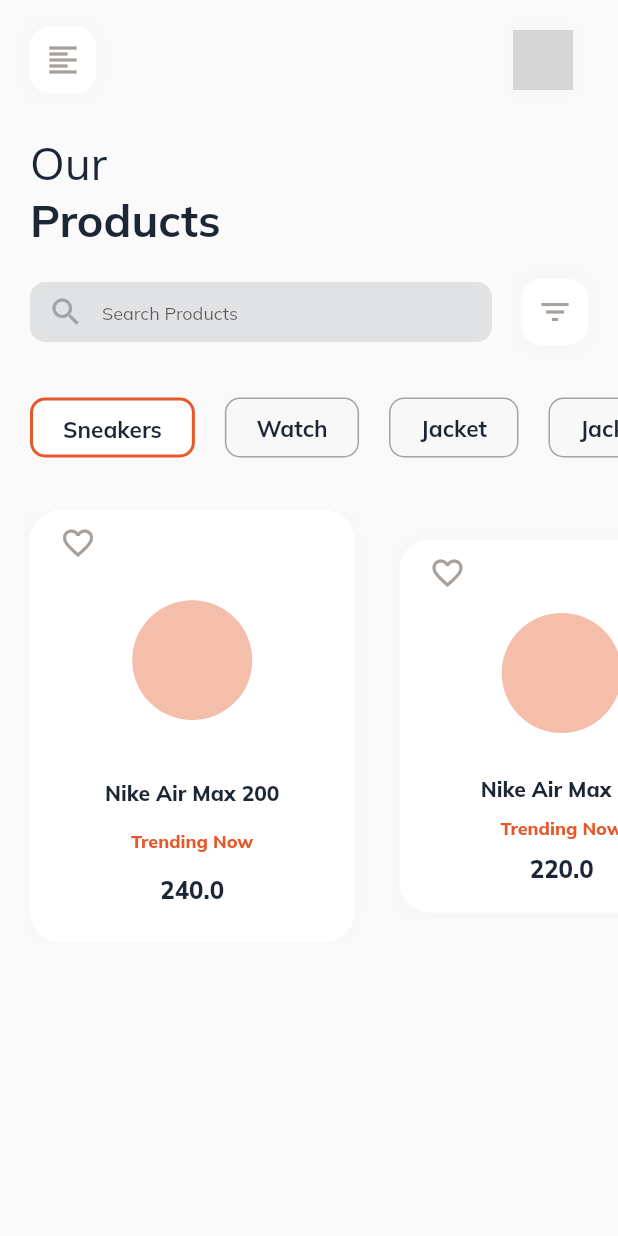
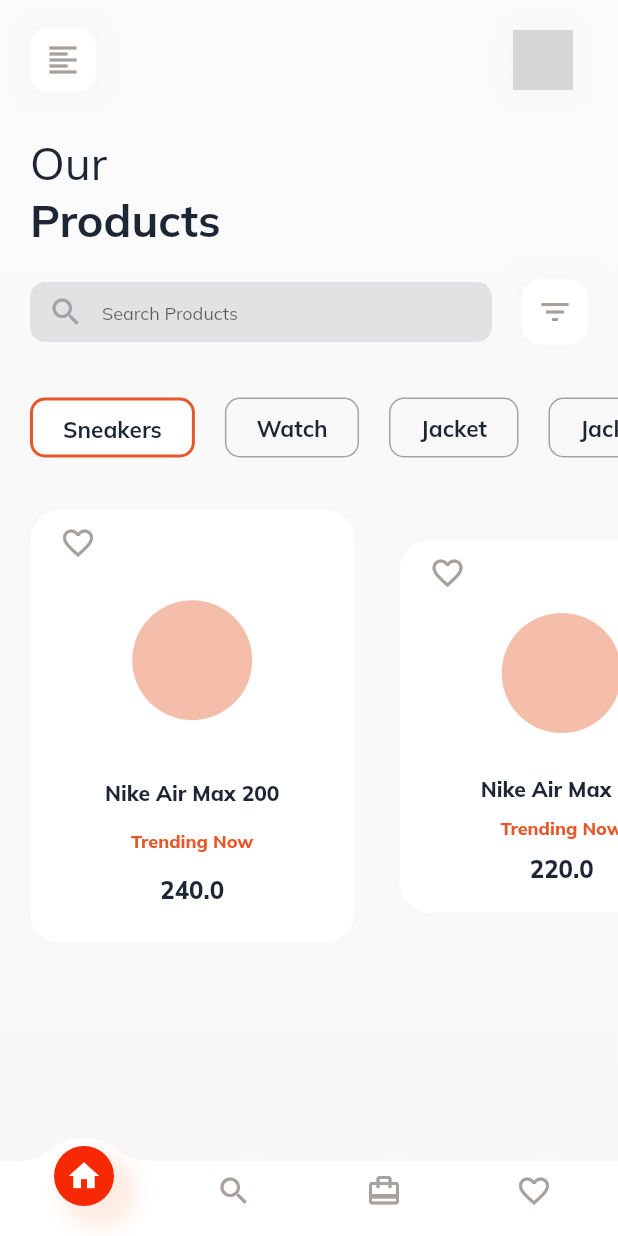
Before and after one commit to luisjose1996/Flutter-Ecommerce-App, a Flutter app: the screen it shows after launch, on a phone screen of 412 x 824 dp. Run offline on Flutter 3.47's test engine with Material 2 defaults, Android fonts, the phone set to English and light mode, and no system bars; our stand-ins replace google_fonts; network calls fail; grey boxes are pictures that could not be loaded.

Commit message:
bottom navigation bar added

```diff
--- a/lib/src/pages/home_page.dart
+++ b/lib/src/pages/home_page.dart
@@ -2,6 +2,7 @@ import 'package:flutter/material.dart';
 import 'package:flutter_ecommerce_app/src/model/product.dart';
 import 'package:flutter_ecommerce_app/src/themes/light_color.dart';
 import 'package:flutter_ecommerce_app/src/themes/theme.dart';
+import 'package:flutter_ecommerce_app/src/wigets/BottomNavigationBar/bootom_navigation_bar.dart';
 import 'package:flutter_ecommerce_app/src/wigets/prduct_icon.dart';
 import 'package:flutter_ecommerce_app/src/wigets/product_card.dart';
 import 'package:flutter_ecommerce_app/src/wigets/title_text.dart';
@@ -167,9 +168,22 @@ class _MyHomePageState extends State<MyHomePage> {
   @override
   Widget build(BuildContext context) {
     return Scaffold(
-      // backgroundColor: LightColor.lightGrey,
       body: SafeArea(
-        child: SingleChildScrollView(
+          child: Stack(
+        fit: StackFit.expand,
+        children: <Widget>[
+          SingleChildScrollView(
+            child: Container(
+              height: AppTheme.fullHeight(context) - 50,
+              decoration: BoxDecoration(
+                  gradient: LinearGradient(
+                colors: [
+                  Color(0xfffbfbfb),
+                  Color(0xfff7f7f7),
+                ],
+                begin: Alignment.topCenter,
+                end: Alignment.bottomCenter,
+              )),
               child: Column(
                 crossAxisAlignment: CrossAxisAlignment.start,
                 children: <Widget>[
@@ -182,6 +196,9 @@ class _MyHomePageState extends State<MyHomePage> {
               ),
             ),
           ),
+          Positioned(bottom: 0, right: 0, child: CustomBottomNavigationBar())
+        ],
+      )),
     );
   }
 }
--- a/lib/src/themes/theme.dart
+++ b/lib/src/themes/theme.dart
@@ -32,6 +32,7 @@ class AppTheme {
     BoxShadow(color: Color(0xfff8f8f8), blurRadius: 10, spreadRadius: 10),
   ];
 
+
   static EdgeInsets padding = const EdgeInsets.symmetric(horizontal: 20, vertical: 10);
 
   static double fullWidth(BuildContext context){
--- /dev/null
+++ b/lib/src/wigets/BottomNavigationBar/bootom_navigation_bar.dart
@@ -0,0 +1,172 @@
+import 'package:flutter/material.dart';
+import 'package:flutter_ecommerce_app/src/themes/light_color.dart';
+import 'package:flutter_ecommerce_app/src/wigets/BottomNavigationBar/bottom_curved_Painter.dart';
+
+class CustomBottomNavigationBar extends StatefulWidget {
+  CustomBottomNavigationBar({Key key}) : super(key: key);
+
+  @override
+  _CustomBottomNavigationBarState createState() =>
+      _CustomBottomNavigationBarState();
+}
+
+class _CustomBottomNavigationBarState extends State<CustomBottomNavigationBar>
+    with TickerProviderStateMixin {
+  int _selectedIndex = 0;
+
+  AnimationController _xController;
+  AnimationController _yController;
+  @override
+  void initState() {
+    _xController = AnimationController(
+        vsync: this, animationBehavior: AnimationBehavior.preserve);
+    _yController = AnimationController(
+        vsync: this, animationBehavior: AnimationBehavior.preserve);
+
+    Listenable.merge([_xController, _yController]).addListener(() {
+      setState(() {});
+    });
+
+    super.initState();
+  }
+
+  @override
+  void didChangeDependencies() {
+    _xController.value =
+        _indexToPosition(_selectedIndex) / MediaQuery.of(context).size.width;
+    _yController.value = 1.0;
+
+    super.didChangeDependencies();
+  }
+
+  double _indexToPosition(int index) {
+    // Calculate button positions based off of their
+    // index (works with `MainAxisAlignment.spaceAround`)
+    const buttonCount = 4.0;
+    final appWidth = MediaQuery.of(context).size.width;
+    final buttonsWidth = _getButtonContainerWidth();
+    final startX = (appWidth - buttonsWidth) / 2;
+    return startX +
+        index.toDouble() * buttonsWidth / buttonCount +
+        buttonsWidth / (buttonCount * 2.0);
+  }
+
+  @override
+  void dispose() {
+    _xController.dispose();
+    _yController.dispose();
+    super.dispose();
+  }
+
+  Widget _icon(IconData icon, bool isEnable, int index) {
+    return Expanded(
+      child: InkWell(
+        borderRadius: BorderRadius.all(Radius.circular(50)),
+        onTap: () {
+          _handlePressed(index);
+        },
+        child: AnimatedContainer(
+          duration: Duration(milliseconds: 500),
+          alignment: isEnable ? Alignment.topCenter : Alignment.center,
+          child: AnimatedContainer(
+            height: 40,
+            duration: Duration(milliseconds: 500),
+            // padding: EdgeInsets.all(isEnable ? 15 : 0),
+            alignment: Alignment.center,
+            decoration: BoxDecoration(
+                color: isEnable ? LightColor.red : Colors.white,
+                boxShadow: <BoxShadow>[
+                  BoxShadow(
+                      color: isEnable ? Color(0xfffeece2) : Colors.white,
+                      blurRadius: 10,
+                      spreadRadius: 5,
+                      offset: Offset(10, 10)),
+                ],
+                shape: BoxShape.circle),
+            child: Icon(icon,
+                color: isEnable
+                    ? LightColor.background
+                    : Theme.of(context).iconTheme.color),
+          ),
+        ),
+      ),
+    );
+  }
+
+  Widget _buildBackground() {
+    final inCurve = ElasticOutCurve(0.38);
+    return CustomPaint(
+      painter: BackgroundCurvePainter(
+          _xController.value * MediaQuery.of(context).size.width,
+          Tween<double>(
+            begin: Curves.easeInExpo.transform(_yController.value),
+            end: inCurve.transform(_yController.value),
+          ).transform(_yController.velocity.sign * 0.5 + 0.5),
+          Theme.of(context).backgroundColor),
+    );
+  }
+
+  double _getButtonContainerWidth() {
+    double width = MediaQuery.of(context).size.width;
+    if (width > 400.0) {
+      width = 400.0;
+    }
+    return width;
+  }
+
+  void _handlePressed(int index) {
+    if (_selectedIndex == index || _xController.isAnimating) return;
+
+    setState(() {
+      _selectedIndex = index;
+    });
+
+    _yController.value = 1.0;
+    _xController.animateTo(
+        _indexToPosition(index) / MediaQuery.of(context).size.width,
+        duration: Duration(milliseconds: 620));
+    Future.delayed(
+      Duration(milliseconds: 500),
+      () {
+        _yController.animateTo(1.0, duration: Duration(milliseconds: 1200));
+      },
+    );
+    _yController.animateTo(0.0, duration: Duration(milliseconds: 300));
+  }
+
+  @override
+  Widget build(BuildContext context) {
+    final appSize = MediaQuery.of(context).size;
+    final height = 60.0;
+    return Container(
+      width: appSize.width,
+      height: 60,
+      child: Stack(
+        children: [
+          Positioned(
+            left: 0,
+            bottom: 0,
+            width: appSize.width,
+            height: height - 10,
+            child: _buildBackground(),
+          ),
+          Positioned(
+            left: (appSize.width - _getButtonContainerWidth()) / 2,
+            top: 0,
+            width: _getButtonContainerWidth(),
+            height: height,
+            child: Row(
+              mainAxisAlignment: MainAxisAlignment.spaceAround,
+              children: <Widget>[
+                _icon(Icons.home, _selectedIndex == 0, 0),
+                _icon(Icons.search, _selectedIndex == 1, 1),
+                _icon(Icons.card_travel, _selectedIndex == 2, 2),
+                _icon(Icons.favorite_border, _selectedIndex == 3, 3),
+              ],
+            ),
+          ),
+        ],
+      ),
+    );
+  }
+}
--- /dev/null
+++ b/lib/src/wigets/BottomNavigationBar/bottom_curved_Painter.dart
@@ -0,0 +1,75 @@
+import 'package:flutter/material.dart';
+import 'package:flutter_ecommerce_app/src/wigets/BottomNavigationBar/centered_elasticIn_curve.dart';
+
+class BackgroundCurvePainter extends CustomPainter {
+  static const _radiusTop = 50.0;
+  static const _radiusBottom = 30.0;
+  static const _horizontalControlTop = 0.6;
+  static const _horizontalControlBottom = 0.5;
+  static const _pointControlTop = 0.35;
+  static const _pointControlBottom = 0.85;
+  static const _topY = -50.0;
+  static const _bottomY = 0.0;
+  static const _topDistance = 0.0;
+  static const _bottomDistance = 6.0;
+
+  final double _x;
+  final double _normalizedY;
+  final Color _color;
+
+  BackgroundCurvePainter(double x, double normalizedY, Color color)
+      : _x = x, _normalizedY = normalizedY, _color = color;
+
+  @override
+  void paint(canvas, size) {
+    // Paint two cubic bezier curves using various linear interpolations based off of the `_normalizedY` value
+    final norm = LinearPointCurve(0.5, 2.0).transform(_normalizedY) / 5;
+
+    final radius = Tween<double>(
+        begin: _radiusTop,
+        end: _radiusBottom
+      ).transform(norm);
+    // Point colinear to the top edge of the background pane
+    final anchorControlOffset = Tween<double>(
+        begin: radius * _horizontalControlTop,
+        end: radius * _horizontalControlBottom
+      ).transform(LinearPointCurve(0.5, 0.75).transform(norm));
+    // Point that slides up and down depending on distance for the target x position
+    final dipControlOffset = Tween<double>(
+        begin: radius * _pointControlTop,
+        end: radius * _pointControlBottom
+      ).transform(LinearPointCurve(0.5, 0.8).transform(norm));
+    final y = Tween<double>(
+        begin: _topY,
+        end: _bottomY
+        ).transform(LinearPointCurve(0.2, 0.7).transform(norm));
+    final dist = Tween<double>(
+        begin: _topDistance,
+        end: _bottomDistance
+        ).transform(LinearPointCurve(0.5, 0.0).transform(norm));
+    final x0 = _x - dist / 2;
+    final x1 = _x + dist / 2;
+
+    final path = Path()
+      ..moveTo(0, 0)
+      ..lineTo(x0 - radius, 0)
+      ..cubicTo(x0 - radius + anchorControlOffset, 0, x0 - dipControlOffset, y, x0, y)
+      ..lineTo(x1, y)
+      ..cubicTo(x1 + dipControlOffset, y, x1 + radius - anchorControlOffset, 0, x1 + radius, 0)
+      ..lineTo(size.width, 0)
+      ..lineTo(size.width, size.height)
+      ..lineTo(0, size.height);
+
+    final paint = Paint()
+        ..color = _color;
+
+    canvas.drawPath(path, paint);
+  }
+
+  @override
+  bool shouldRepaint(BackgroundCurvePainter oldPainter) {
+    return _x != oldPainter._x
+        || _normalizedY != oldPainter._normalizedY
+        || _color != oldPainter._color;
+  }
+}
--- /dev/null
+++ b/lib/src/wigets/BottomNavigationBar/centered_elasticIn_curve.dart
@@ -0,0 +1,45 @@
+
+import 'package:flutter/material.dart';
+import 'dart:math' as math;
+class CenteredElasticOutCurve extends Curve {
+
+  final double period;
+
+  CenteredElasticOutCurve([this.period = 0.4]);
+
+  @override
+  double transform(double x) {
+    // Bascially just a slightly modified version of the built in ElasticOutCurve
+    return math.pow(2.0, -10.0 * x) * math.sin(x * 2.0 * math.pi / period) + 0.5;
+  }
+}
+
+class CenteredElasticInCurve extends Curve {
+
+  final double period;
+
+  CenteredElasticInCurve([this.period = 0.4]);
+
+  @override
+  double transform(double x) {
+    // Bascially just a slightly modified version of the built in ElasticInCurve
+    return -math.pow(2.0, 10.0 * (x - 1.0)) * math.sin((x - 1.0) * 2.0 * math.pi / period) + 0.5;
+  }
+}
+
+class LinearPointCurve extends Curve {
+  final double pIn;
+  final double pOut;
+
+  LinearPointCurve(this.pIn, this.pOut);
+
+  @override
+  double transform(double x) {
+    // Just a simple bit of linear interpolation math
+    final lowerScale = pOut / pIn;
+    final upperScale = (1.0 - pOut) / (1.0 - pIn);
+    final upperOffset = 1.0 - upperScale;
+    return x < pIn ? x * lowerScale : x * upperScale + upperOffset;
+  }
+
+}
```
Lines whose indentation alone changed are shown as unchanged.
